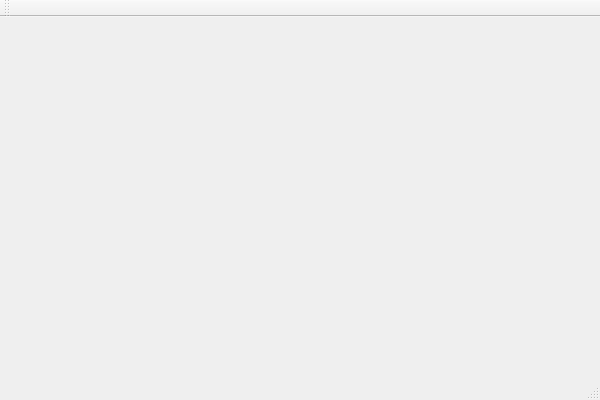
MikeMcQuaid/Fabula, file MainWindow.ui: the form before one commit.
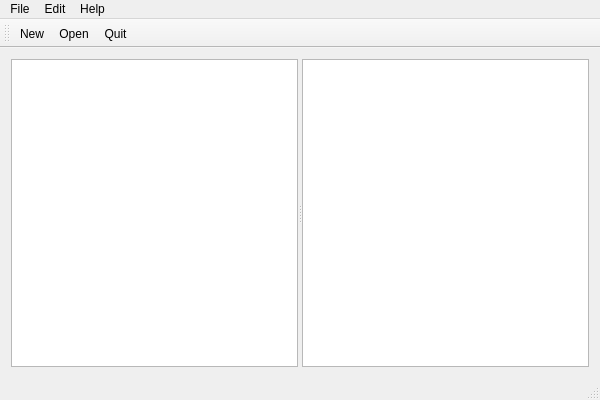
The form after the commit.

The edit to the form file:
```diff
--- a/MainWindow.ui
+++ b/MainWindow.ui
@@ -12,13 +12,106 @@
   <property name="windowTitle" >
    <string>MainWindow</string>
   </property>
-  <widget class="QMenuBar" name="menuBar" />
-  <widget class="QToolBar" name="mainToolBar" />
-  <widget class="QWidget" name="centralWidget" />
-  <widget class="QStatusBar" name="statusBar" />
+  <property name="unifiedTitleAndToolBarOnMac">
+   <bool>true</bool>
+  </property>
+  <widget class="QWidget" name="centralWidget">
+   <layout class="QVBoxLayout" name="verticalLayout">
+    <item>
+     <widget class="QSplitter" name="splitter">
+      <property name="orientation">
+       <enum>Qt::Horizontal</enum>
+      </property>
+      <widget class="QTreeView" name="conversationsView"/>
+      <widget class="QTableView" name="eventsView"/>
+     </widget>
+    </item>
+   </layout>
+  </widget>
+  <widget class="QMenuBar" name="menuBar">
+   <property name="geometry">
+    <rect>
+     <x>0</x>
+     <y>0</y>
+     <width>600</width>
+     <height>22</height>
+    </rect>
+   </property>
+   <widget class="QMenu" name="menuMain">
+    <property name="title">
+     <string>File</string>
+    </property>
+    <addaction name="actionNew"/>
+    <addaction name="actionOpen"/>
+    <addaction name="actionQuit"/>
+   </widget>
+   <widget class="QMenu" name="menuEdit">
+    <property name="title">
+     <string>Edit</string>
+    </property>
+    <addaction name="actionCopy"/>
+    <addaction name="actionPaste"/>
+   </widget>
+   <widget class="QMenu" name="menuHelp">
+    <property name="title">
+     <string>Help</string>
+    </property>
+    <addaction name="actionAbout"/>
+    <addaction name="actionPreferences"/>
+   </widget>
+   <addaction name="menuMain"/>
+   <addaction name="menuEdit"/>
+   <addaction name="menuHelp"/>
+  </widget>
+  <widget class="QToolBar" name="mainToolBar">
+   <attribute name="toolBarArea">
+    <enum>TopToolBarArea</enum>
+   </attribute>
+   <attribute name="toolBarBreak">
+    <bool>false</bool>
+   </attribute>
+   <addaction name="actionNew"/>
+   <addaction name="actionOpen"/>
+   <addaction name="actionQuit"/>
+  </widget>
+  <widget class="QStatusBar" name="statusBar"/>
+  <action name="actionNew">
+   <property name="text">
+    <string>New...</string>
+   </property>
+  </action>
+  <action name="actionOpen">
+   <property name="text">
+    <string>Open...</string>
+   </property>
+  </action>
+  <action name="actionQuit">
+   <property name="text">
+    <string>Quit</string>
+   </property>
+  </action>
+  <action name="actionCopy">
+   <property name="text">
+    <string>Copy</string>
+   </property>
+  </action>
+  <action name="actionPaste">
+   <property name="text">
+    <string>Paste</string>
+   </property>
+  </action>
+  <action name="actionAbout">
+   <property name="text">
+    <string>About</string>
+   </property>
+  </action>
+  <action name="actionPreferences">
+   <property name="text">
+    <string>Preferences</string>
+   </property>
+  </action>
  </widget>
- <layoutDefault spacing="6" margin="11" />
- <pixmapfunction></pixmapfunction>
+ <layoutdefault spacing="6" margin="11"/>
  <resources/>
  <connections/>
 </ui>
```
Left out of the diff: 28 changed lines with no effect on the pictures.
